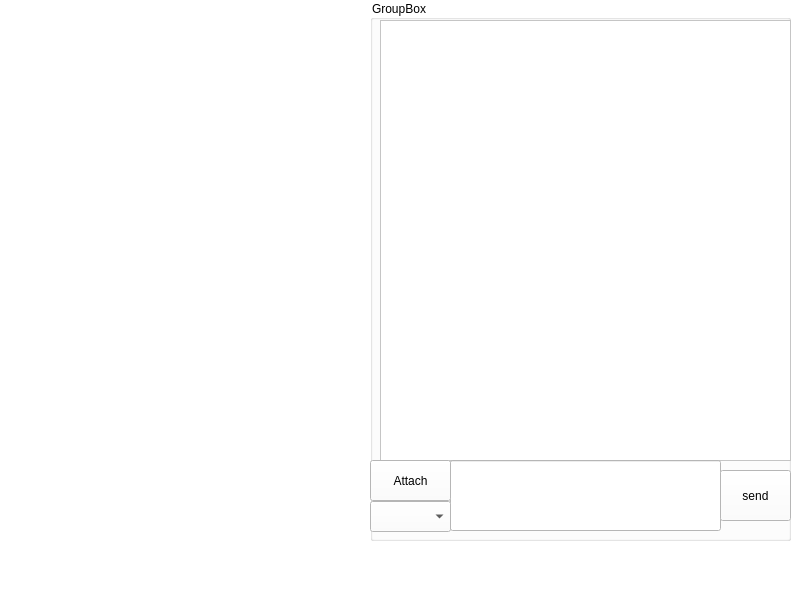
dzhevad/telegram_project, file telegram client/telegram/page4_home.ui: the form before one commit.
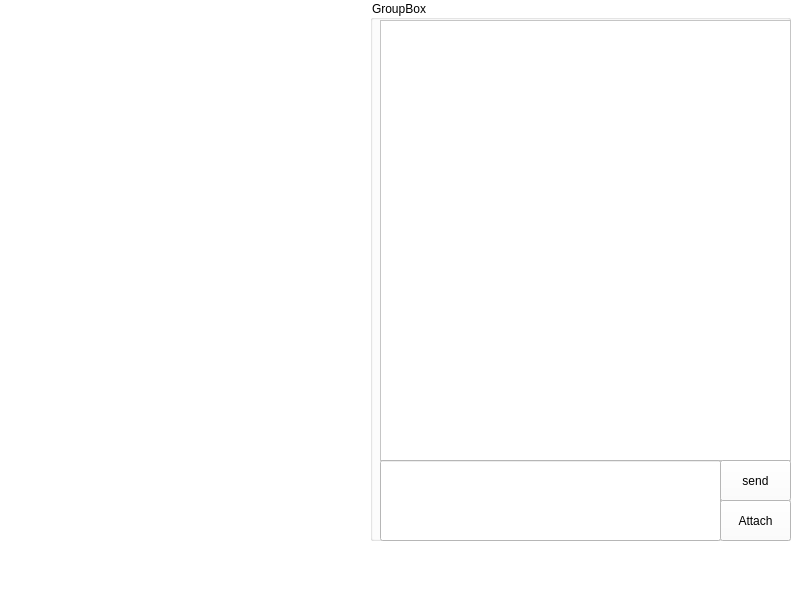
The form after the commit.

Patch:
```diff
--- a/telegram client/telegram/page4_home.ui
+++ b/telegram client/telegram/page4_home.ui
@@ -42,10 +42,10 @@
     <widget class="QLineEdit" name="lineEdit_message">
      <property name="geometry">
       <rect>
-       <x>80</x>
+       <x>10</x>
        <y>460</y>
-       <width>271</width>
-       <height>71</height>
+       <width>341</width>
+       <height>81</height>
       </rect>
      </property>
     </widget>
@@ -53,31 +53,21 @@
      <property name="geometry">
       <rect>
        <x>350</x>
-       <y>470</y>
+       <y>460</y>
        <width>71</width>
-       <height>51</height>
+       <height>41</height>
       </rect>
      </property>
      <property name="text">
       <string>send</string>
      </property>
     </widget>
-    <widget class="QComboBox" name="comboBox_receiver">
-     <property name="geometry">
-      <rect>
-       <x>0</x>
-       <y>501</y>
-       <width>81</width>
-       <height>31</height>
-      </rect>
-     </property>
-    </widget>
     <widget class="QPushButton" name="pushButton_sendAttachment">
      <property name="geometry">
       <rect>
-       <x>0</x>
-       <y>460</y>
-       <width>81</width>
+       <x>350</x>
+       <y>500</y>
+       <width>71</width>
        <height>41</height>
       </rect>
      </property>
```
Left out of the diff: 2 changed lines with no effect on the pictures.
